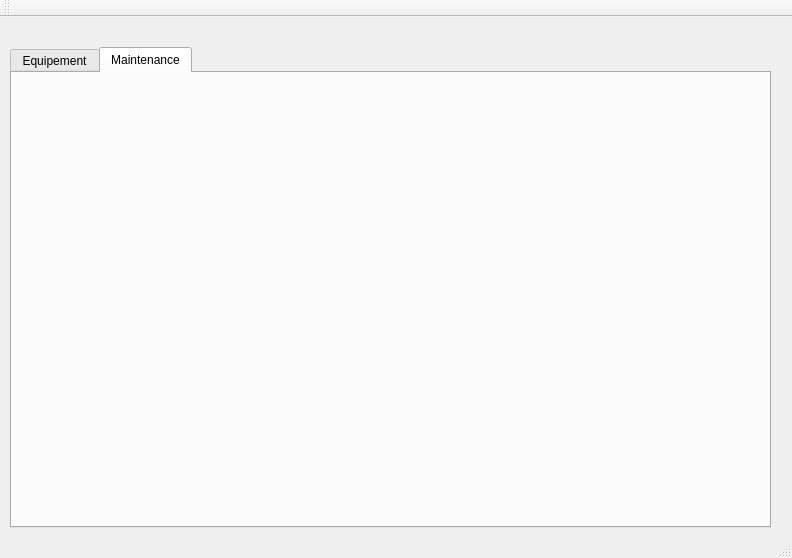
This is Atelier_Connexion/mainwindow.ui in nefissaKhiari/Smart_Police_Station_2A20 as Qt 5 draws it before an edit. The edited form follows.
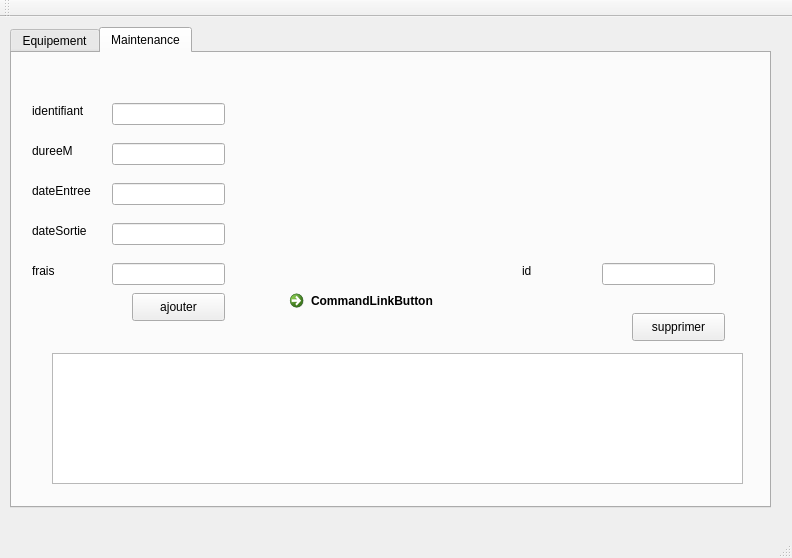
This is the edited form. The open tabs and pages were chosen to show the change.

The edit to the form file:
```diff
--- a/Atelier_Connexion/mainwindow.ui
+++ b/Atelier_Connexion/mainwindow.ui
@@ -18,7 +18,7 @@
     <property name="geometry">
      <rect>
       <x>10</x>
-      <y>30</y>
+      <y>10</y>
       <width>761</width>
       <height>481</height>
      </rect>
@@ -245,6 +245,193 @@
      <attribute name="title">
       <string>Maintenance</string>
      </attribute>
+     <widget class="QLabel" name="label_8">
+      <property name="geometry">
+       <rect>
+        <x>20</x>
+        <y>50</y>
+        <width>55</width>
+        <height>16</height>
+       </rect>
+      </property>
+      <property name="text">
+       <string>identifiant</string>
+      </property>
+     </widget>
+     <widget class="QLabel" name="label_9">
+      <property name="geometry">
+       <rect>
+        <x>20</x>
+        <y>90</y>
+        <width>55</width>
+        <height>16</height>
+       </rect>
+      </property>
+      <property name="text">
+       <string>dureeM</string>
+      </property>
+     </widget>
+     <widget class="QLabel" name="label_10">
+      <property name="geometry">
+       <rect>
+        <x>20</x>
+        <y>130</y>
+        <width>61</width>
+        <height>16</height>
+       </rect>
+      </property>
+      <property name="text">
+       <string>dateEntree</string>
+      </property>
+     </widget>
+     <widget class="QLabel" name="label_11">
+      <property name="geometry">
+       <rect>
+        <x>20</x>
+        <y>170</y>
+        <width>61</width>
+        <height>16</height>
+       </rect>
+      </property>
+      <property name="text">
+       <string>dateSortie</string>
+      </property>
+     </widget>
+     <widget class="QLabel" name="label_12">
+      <property name="geometry">
+       <rect>
+        <x>20</x>
+        <y>210</y>
+        <width>55</width>
+        <height>16</height>
+       </rect>
+      </property>
+      <property name="text">
+       <string>frais</string>
+      </property>
+     </widget>
+     <widget class="QLineEdit" name="lineEdit">
+      <property name="geometry">
+       <rect>
+        <x>100</x>
+        <y>50</y>
+        <width>113</width>
+        <height>22</height>
+       </rect>
+      </property>
+     </widget>
+     <widget class="QLineEdit" name="lineEdit_2">
+      <property name="geometry">
+       <rect>
+        <x>100</x>
+        <y>90</y>
+        <width>113</width>
+        <height>22</height>
+       </rect>
+      </property>
+     </widget>
+     <widget class="QLineEdit" name="lineEdit_3">
+      <property name="geometry">
+       <rect>
+        <x>100</x>
+        <y>130</y>
+        <width>113</width>
+        <height>22</height>
+       </rect>
+      </property>
+     </widget>
+     <widget class="QLineEdit" name="lineEdit_4">
+      <property name="geometry">
+       <rect>
+        <x>100</x>
+        <y>170</y>
+        <width>113</width>
+        <height>22</height>
+       </rect>
+      </property>
+     </widget>
+     <widget class="QLineEdit" name="lineEdit_5">
+      <property name="geometry">
+       <rect>
+        <x>100</x>
+        <y>210</y>
+        <width>113</width>
+        <height>22</height>
+       </rect>
+      </property>
+     </widget>
+     <widget class="QTableView" name="tab_maintenance">
+      <property name="geometry">
+       <rect>
+        <x>40</x>
+        <y>300</y>
+        <width>691</width>
+        <height>131</height>
+       </rect>
+      </property>
+     </widget>
+     <widget class="QPushButton" name="pushButton">
+      <property name="geometry">
+       <rect>
+        <x>620</x>
+        <y>260</y>
+        <width>93</width>
+        <height>28</height>
+       </rect>
+      </property>
+      <property name="text">
+       <string>supprimer</string>
+      </property>
+     </widget>
+     <widget class="QPushButton" name="pb_ajouterMaintenance">
+      <property name="geometry">
+       <rect>
+        <x>120</x>
+        <y>240</y>
+        <width>93</width>
+        <height>28</height>
+       </rect>
+      </property>
+      <property name="text">
+       <string>ajouter</string>
+      </property>
+     </widget>
+     <widget class="QLineEdit" name="lineEdit_6">
+      <property name="geometry">
+       <rect>
+        <x>590</x>
+        <y>210</y>
+        <width>113</width>
+        <height>22</height>
+       </rect>
+      </property>
+     </widget>
+     <widget class="QLabel" name="label_13">
+      <property name="geometry">
+       <rect>
+        <x>510</x>
+        <y>210</y>
+        <width>55</width>
+        <height>16</height>
+       </rect>
+      </property>
+      <property name="text">
+       <string>id</string>
+      </property>
+     </widget>
+     <widget class="QCommandLinkButton" name="commandLinkButton">
+      <property name="geometry">
+       <rect>
+        <x>270</x>
+        <y>230</y>
+        <width>187</width>
+        <height>41</height>
+       </rect>
+      </property>
+      <property name="text">
+       <string>CommandLinkButton</string>
+      </property>
+     </widget>
     </widget>
    </widget>
   </widget>
```
Left out of the diff: 17 changed lines with no effect on the pictures.
